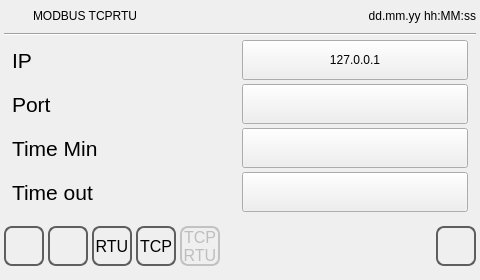
Before: the Qt Designer form qt_templates/ATCM-template-project/commpar_tcprtu.ui in MECTsrl/mect_plugins, drawn with Qt 5.
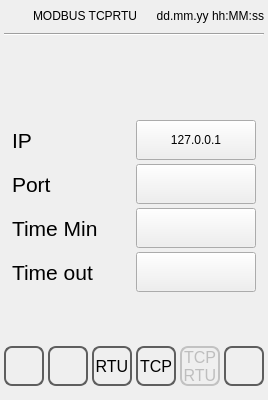
After: the same form once the commit is applied. Icons and pictures are not drawn.

What changed in the file:
```diff
--- a/qt_templates/ATCM-template-project/commpar_tcprtu.ui
+++ b/qt_templates/ATCM-template-project/commpar_tcprtu.ui
@@ -6,8 +6,7 @@
    <rect>
     <x>0</x>
     <y>0</y>
-    <width>480</width>
-    <height>272</height>
+    %Model%
    </rect>
   </property>
   <property name="minimumSize">
```
